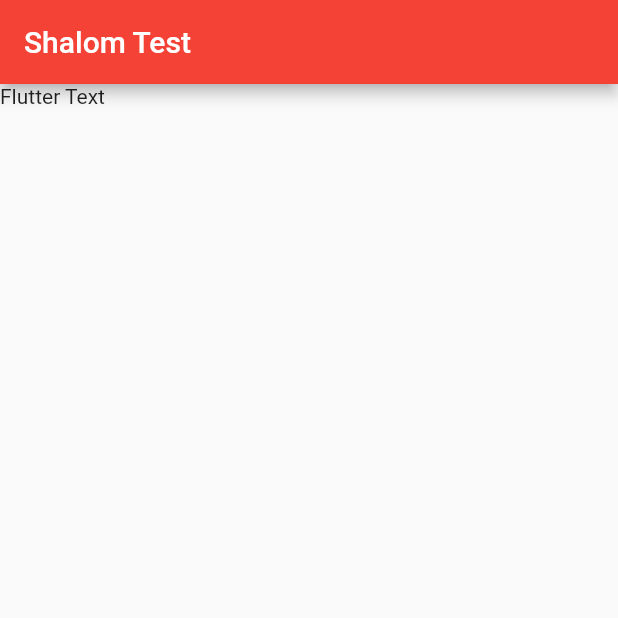
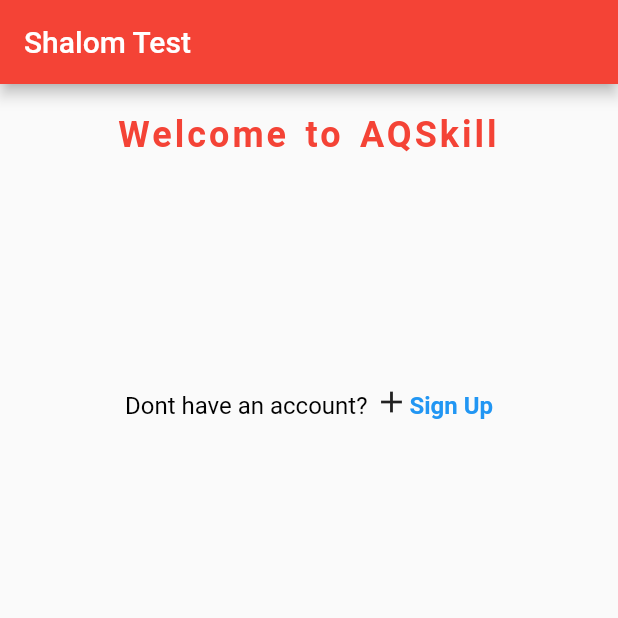
Before and after one commit to shallyO/flutter-course-container, a Flutter app: the AdeHomePage screen opened directly, on a phone screen of 412 x 824 dp, the top half of it. Run offline on Flutter 3.47's test engine with Material 2 defaults, Android fonts, the phone set to English and light mode, and no system bars; network calls fail.

Commit message:
flutter text

```diff
--- a/lib/flutter_text.dart
+++ b/lib/flutter_text.dart
@@ -1,5 +1,6 @@
 // ignore_for_file: prefer_const_constructors
 
+import 'package:flutter/gestures.dart';
 import 'package:flutter/material.dart';
 import 'package:flutter/services.dart';
 
@@ -39,7 +40,42 @@ class _AdeHomePageState extends State<AdeHomePage> {
       appBar: AppBar(
         title: Text('Shalom Test'),
       ),
-      body: Text('Flutter Text')
+      body: Column(
+        children: [
+          Container(
+              width: double.infinity,
+              padding: EdgeInsets.all(20),
+              height: 200,
+              child: Text(
+                'Welcome to AQSkill',
+                textDirection: TextDirection.ltr,
+                textAlign: TextAlign.center,
+                style: TextStyle(
+                  fontSize: 24,
+                  color: Colors.red,
+                  fontWeight: FontWeight.bold,
+                  letterSpacing: 2,
+                  wordSpacing: 3,
+                ),
+              )),
+          RichText(
+              text: TextSpan(
+            text: 'Dont have an account? ',
+            style: TextStyle(color: Colors.black, fontSize: 16),
+            children: [
+              WidgetSpan(child: Icon(Icons.add)),
+              TextSpan(
+                  text: 'Sign Up',
+                  style: TextStyle(
+                      fontWeight: FontWeight.bold, color: Colors.blue),
+                  recognizer: TapGestureRecognizer()
+                    ..onTap = () {
+                      print('sign Up');
+                    })
+            ],
+          ))
+        ],
+      ),
     );
   }
 }
```
